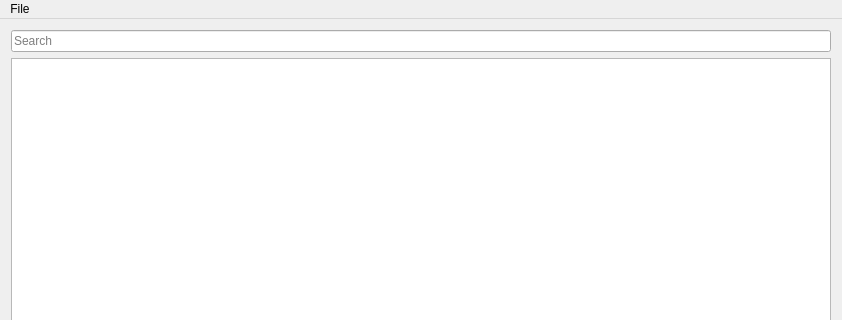
This is mainwindow.ui in bigunclemax/Focus3IPCThemeEditor as Qt 5 draws it before an edit; both pictures show x 0 to 842 and y 0 to 320 of the 842 by 594 pixel window. The edited form follows.
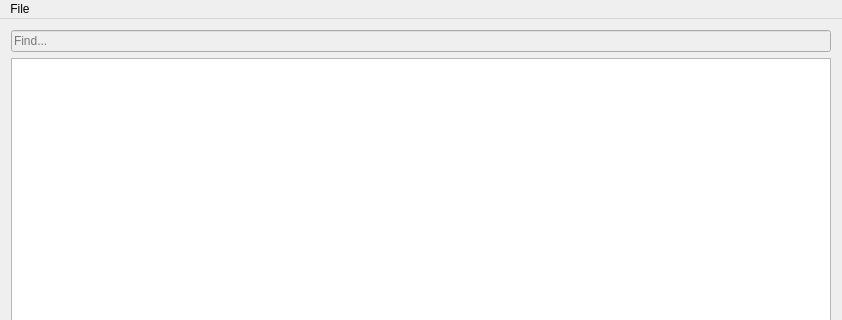
This is the edited form.

Commit message: UI: disable find by default

The edit to the form file:
```diff
--- a/mainwindow.ui
+++ b/mainwindow.ui
@@ -21,11 +21,17 @@
        <layout class="QVBoxLayout" name="verticalLayout_2">
         <item>
          <widget class="QLineEdit" name="lineEdit_search">
+          <property name="enabled">
+           <bool>false</bool>
+          </property>
           <property name="maxLength">
            <number>256</number>
           </property>
+          <property name="readOnly">
+           <bool>false</bool>
+          </property>
           <property name="placeholderText">
-           <string>Search</string>
+           <string>Find...</string>
           </property>
          </widget>
         </item>
```
